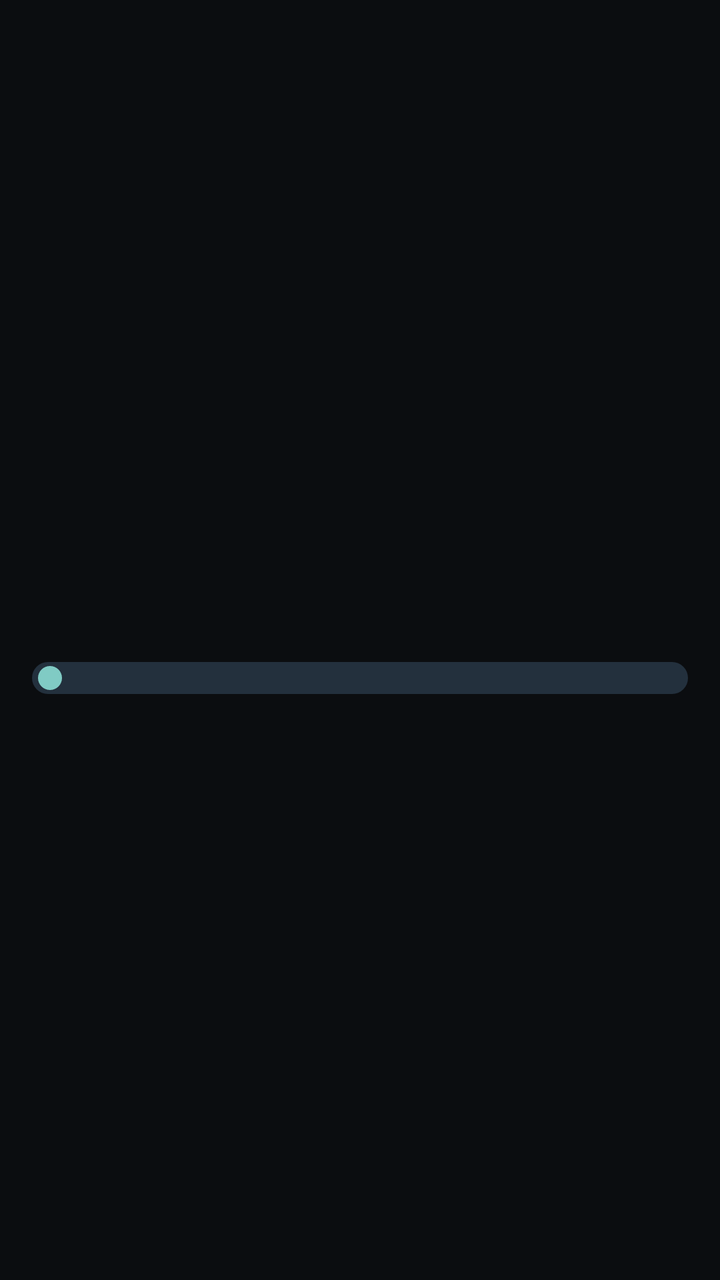
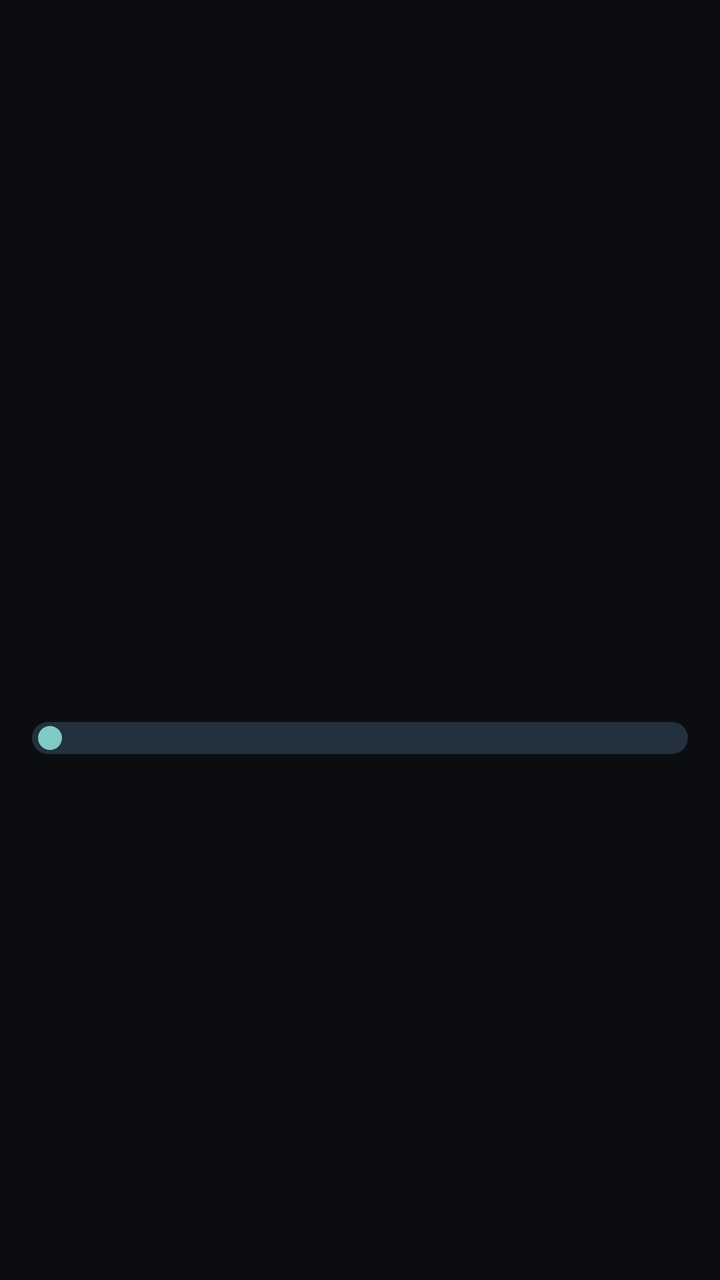

Two renders of the same Android screen: before a commit and after it. Below are the layout's source before the change and the commit's diff.
<!-- AndroidManifest.xml: application theme Theme.MantraRoute -->
<!-- res/layout/volume_row.xml -->
<?xml version="1.0" encoding="utf-8"?>
<LinearLayout xmlns:android="http://schemas.android.com/apk/res/android"
    android:layout_width="match_parent"
    android:layout_height="match_parent"
    android:orientation="vertical"
    android:gravity="center_vertical">

    <LinearLayout
        android:layout_width="match_parent"
        android:layout_height="wrap_content"
        android:gravity="center_vertical"
        android:orientation="horizontal">

        <ImageView
            android:id="@+id/volume_glyph"
            android:layout_width="30dp"
            android:layout_height="30dp"
            android:contentDescription="@null" />

        <TextView
            android:id="@+id/volume_label"
            android:layout_width="0dp"
            android:layout_height="wrap_content"
            android:layout_weight="1"
            android:layout_marginStart="12dp"
            android:textColor="@color/sand"
            android:textSize="20sp" />
    </LinearLayout>

    <SeekBar
        android:id="@+id/volume_bar"
        android:layout_width="match_parent"
        android:layout_height="wrap_content"
        android:layout_marginTop="8dp"
        android:max="100"
        android:progressDrawable="@drawable/slider_track"
        android:splitTrack="false"
        android:thumbOffset="0dp" />
</LinearLayout>
<!-- resources referenced by this layout -->
<resources>
  <color name="sand">#F2DDB4</color>
  <!-- drawable slider_track (drawable) -->
  <?xml version="1.0" encoding="utf-8"?>
  <layer-list xmlns:android="http://schemas.android.com/apk/res/android">
      <item android:id="@android:id/background">
          <shape android:shape="rectangle">
              <solid android:color="@color/slate" />
              <corners android:radius="8dp" />
              <size android:height="16dp" />
          </shape>
      </item>
      <item android:id="@android:id/progress">
          <clip>
              <shape android:shape="rectangle">
                  <solid android:color="#3E6B63" />
                  <corners android:radius="8dp" />
                  <size android:height="16dp" />
              </shape>
          </clip>
      </item>
  </layer-list>
  <style name="Theme.MantraRoute" parent="Theme.AppCompat.NoActionBar">
          <item name="android:windowBackground">@color/ground</item>
          <item name="android:textColor">@color/sand</item>
          <item name="android:statusBarColor">@color/ground</item>
          <item name="android:navigationBarColor">@color/ground</item>
      </style>
  <color name="slate">#23303D</color>
  <color name="ground">#0B0D10</color>
</resources>

<!-- the commit's change to res/layout/volume_row.xml (unified diff, before → after) -->
@@ -27,13 +27,40 @@
             android:textSize="20sp" />
     </LinearLayout>
 
-    <SeekBar
-        android:id="@+id/volume_bar"
+    <FrameLayout
         android:layout_width="match_parent"
         android:layout_height="wrap_content"
-        android:layout_marginTop="8dp"
-        android:max="100"
-        android:progressDrawable="@drawable/slider_track"
-        android:splitTrack="false"
-        android:thumbOffset="0dp" />
+        android:layout_marginTop="4dp"
+        android:clipChildren="false"
+        android:clipToPadding="false">
+
+        
+        <TextView
+            android:id="@+id/volume_bubble"
+            android:layout_width="wrap_content"
+            android:layout_height="wrap_content"
+            android:layout_gravity="top|start"
+            android:background="@drawable/bubble_bg"
+            android:gravity="center"
+            android:minWidth="84dp"
+            android:paddingStart="16dp"
+            android:paddingEnd="16dp"
+            android:paddingTop="6dp"
+            android:paddingBottom="6dp"
+            android:textColor="@color/ground"
+            android:textSize="34sp"
+            android:textStyle="bold"
+            android:visibility="invisible" />
+
+        <SeekBar
+            android:id="@+id/volume_bar"
+            android:layout_width="match_parent"
+            android:layout_height="wrap_content"
+            android:layout_gravity="bottom"
+            android:layout_marginTop="64dp"
+            android:max="100"
+            android:progressDrawable="@drawable/slider_track"
+            android:splitTrack="false"
+            android:thumbOffset="0dp" />
+    </FrameLayout>
 </LinearLayout>
<!-- resource entries referenced after the edit -->
@@ -1,6 +1,14 @@
 <!-- resources referenced by this layout -->
 <resources>
+  <color name="ground">#0B0D10</color>
   <color name="sand">#F2DDB4</color>
+  <!-- drawable bubble_bg (drawable) -->
+  <?xml version="1.0" encoding="utf-8"?>
+  <shape xmlns:android="http://schemas.android.com/apk/res/android"
+      android:shape="rectangle">
+      <solid android:color="@color/amber" />
+      <corners android:radius="14dp" />
+  </shape>
   <!-- drawable slider_track (drawable) -->
   <?xml version="1.0" encoding="utf-8"?>
   <layer-list xmlns:android="http://schemas.android.com/apk/res/android">
@@ -27,7 +35,7 @@
           <item name="android:statusBarColor">@color/ground</item>
           <item name="android:navigationBarColor">@color/ground</item>
       </style>
+  <color name="amber">#F59E0B</color>
   <color name="slate">#23303D</color>
-  <color name="ground">#0B0D10</color>
 </resources>
 
